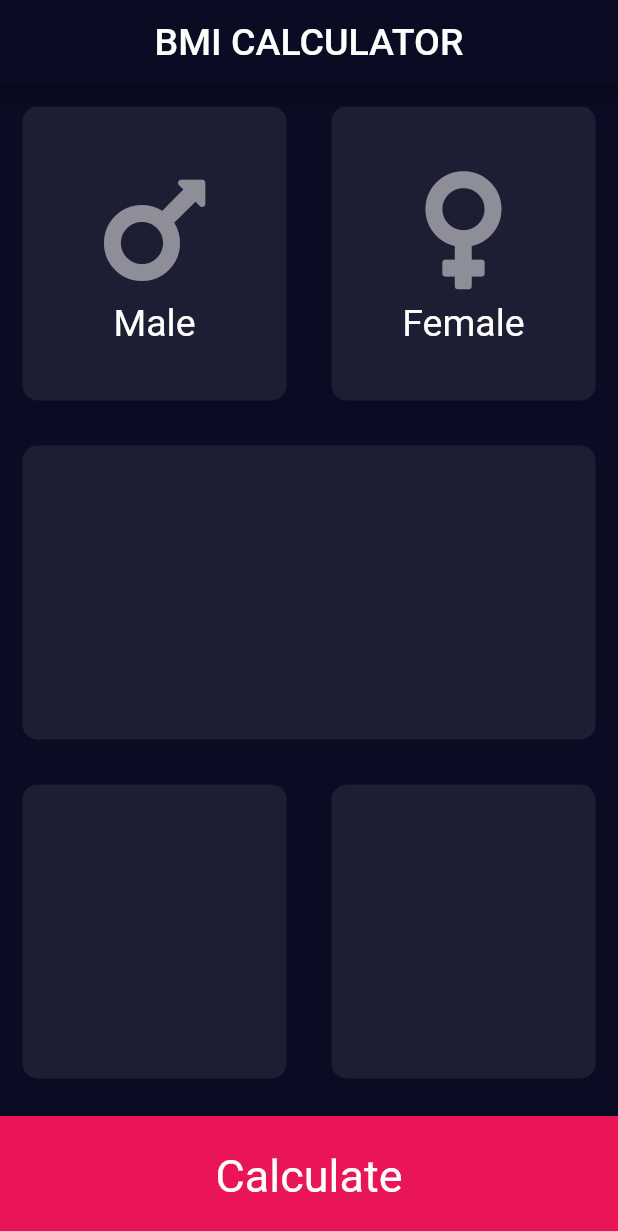
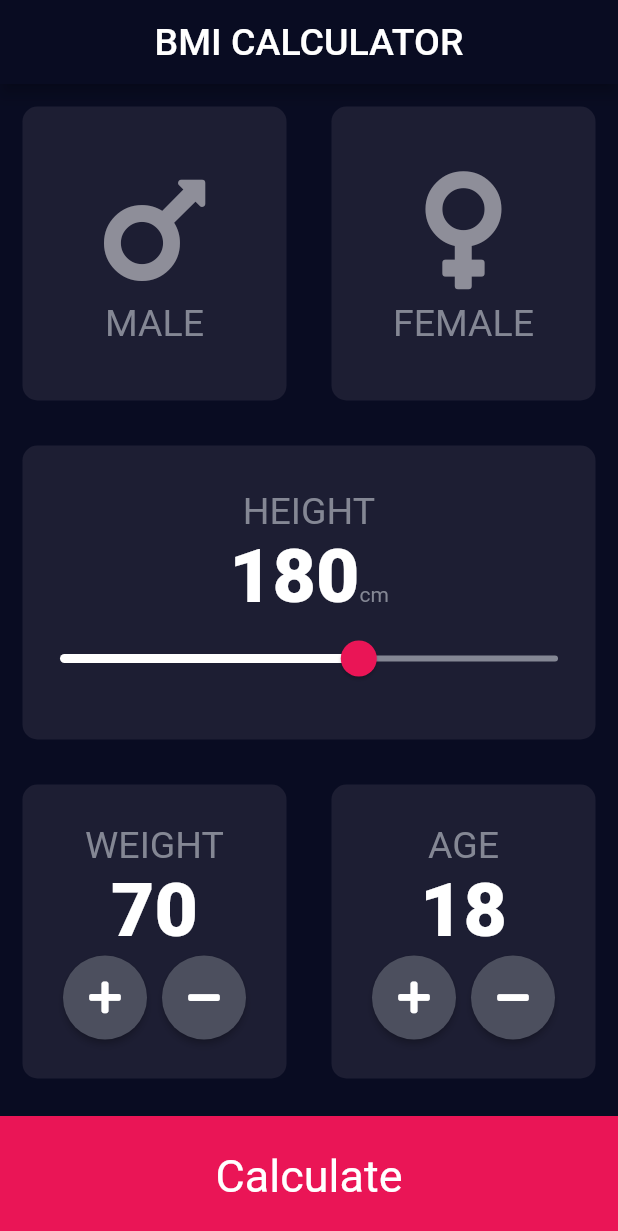
Before and after one commit to RishabhVerma098/bmi_calculator, a Flutter app: the screen it shows after launch, on a phone screen of 412 x 824 dp. Shown: the top 1231 px of the screen. Run offline on Flutter 3.47's test engine with Material 2 defaults, Android fonts, the phone set to English and light mode, and no system bars; our stand-ins replace font_awesome_flutter.

Commit message:
completed homepage ui

```diff
--- a/lib/cardAsserts/cardInput.dart
+++ b/lib/cardAsserts/cardInput.dart
@@ -1,4 +1,5 @@
 import 'package:flutter/material.dart';
+import 'commonContents.dart';
 
 class CardInput extends StatelessWidget {
   final Color color;
@@ -24,7 +25,7 @@ class CardInput extends StatelessWidget {
         ),
         Text(
           text,
-          style: TextStyle(fontSize: 25),
+          style: bottomText,
         ),
       ],
     );
--- /dev/null
+++ b/lib/cardAsserts/commonContents.dart
@@ -0,0 +1,12 @@
+import 'package:flutter/material.dart';
+
+const bottomText = TextStyle(fontSize: 25, color: Color(0xFF848794));
+
+const middleText = TextStyle(
+    fontSize: 50, fontWeight: FontWeight.w900);
+
+Color inActiveColor = Color(0xFF8E8E99);
+Color activeColor = Color(0xFFFFFFFF);
+Color bottomContainerColor = Color(0xFFEA1556);
+
+enum Gender { male, female }
--- a/lib/homepage.dart
+++ b/lib/homepage.dart
@@ -1,12 +1,10 @@
+import 'package:bmi_calculator/cardAsserts/commonContents.dart' as prefix0;
 import 'package:flutter/material.dart';
+import 'package:flutter/widgets.dart';
 import 'package:font_awesome_flutter/font_awesome_flutter.dart';
 import 'cardAsserts/resuableContainer.dart';
 import 'cardAsserts/cardInput.dart';
-
-Color inActiveColor = Color(0xFF8E8E99);
-Color activeColor = Color(0xFFFFFFFF);
-
-enum Gender { male, female }
+import 'cardAsserts/commonContents.dart';
 
 class HomePage extends StatefulWidget {
   @override
@@ -15,6 +13,9 @@ class HomePage extends StatefulWidget {
 
 class _HomePageState extends State<HomePage> {
   Gender selectedGender;
+  int height = 180;
+  int weight = 70;
+  int age = 18;
   @override
   Widget build(BuildContext context) {
     return Column(
@@ -32,7 +33,7 @@ class _HomePageState extends State<HomePage> {
                 },
                 cardChild: CardInput(
                     fontAwesomeIcon: FontAwesomeIcons.mars,
-                    text: 'Male',
+                    text: 'MALE',
                     color: selectedGender == Gender.male
                         ? activeColor
                         : inActiveColor),
@@ -46,7 +47,7 @@ class _HomePageState extends State<HomePage> {
                       },
                       cardChild: CardInput(
                           fontAwesomeIcon: FontAwesomeIcons.venus,
-                          text: 'Female',
+                          text: 'FEMALE',
                           color: selectedGender == Gender.female
                               ? activeColor
                               : inActiveColor))),
@@ -54,19 +55,93 @@ class _HomePageState extends State<HomePage> {
           ),
         ),
         Expanded(
-          child: ResusableContainer(),
+          child: ResusableContainer(
+            cardChild: Column(
+              mainAxisAlignment: MainAxisAlignment.center,
+              children: <Widget>[
+                Text('HEIGHT', style: bottomText),
+                Row(
+                  mainAxisAlignment: MainAxisAlignment.center,
+                  crossAxisAlignment: CrossAxisAlignment.baseline,
+                  textBaseline: TextBaseline.alphabetic,
+                  children: <Widget>[
+                    Text(
+                      height.toString(),
+                      style: middleText,
+                    ),
+                    Text(
+                      'cm',
+                      style: TextStyle(color: Color(0xFF848794)),
+                    ),
+                  ],
+                ),
+                //Slider Widget
+                SliderTheme(
+                  data: SliderTheme.of(context).copyWith(
+                      thumbColor: Color(0xFFEA1556),
+                      activeTrackColor: Colors.white,
+                      overlayShape: RoundSliderOverlayShape(overlayRadius: 25),
+                      overlayColor: Color(0x80EA1556),
+                      thumbShape:
+                          RoundSliderThumbShape(enabledThumbRadius: 12)),
+                  child: Slider(
+                    inactiveColor: Color(0xFF848794),
+                    min: 120,
+                    max: 220,
+                    value: height.toDouble(),
+                    onChanged: (double newValue) {
+                      setState(() {
+                        height = newValue.round();
+                      });
+                    },
+                  ),
+                )
+              ],
+            ),
+          ),
         ),
         Expanded(
           child: Row(
             mainAxisAlignment: MainAxisAlignment.center,
+            crossAxisAlignment: CrossAxisAlignment.stretch,
             children: <Widget>[
-              Expanded(child: ResusableContainer()),
-              Expanded(child: ResusableContainer()),
+              Expanded(
+                  child: ResusableContainer(
+                      cardChild: Params(
+                param: 'WEIGHT',
+                paramValue: weight,
+                onPressedPlus: () {
+                  setState(() {
+                    weight++;
+                  });
+                },
+                onPressedMinus: () {
+                  setState(() {
+                    weight--;
+                  });
+                },
+              ))),
+              Expanded(
+                  child: ResusableContainer(
+                      cardChild: Params(
+                param: 'AGE',
+                paramValue: age,
+                onPressedPlus: () {
+                  setState(() {
+                    age++;
+                  });
+                },
+                onPressedMinus: () {
+                  setState(() {
+                    age--;
+                  });
+                },
+              ))),
             ],
           ),
         ),
         Container(
-          color: Color(0xFFEA1556),
+          color: bottomContainerColor,
           height: 80.0,
           width: double.infinity,
           margin: EdgeInsets.only(top: 10),
@@ -81,3 +156,64 @@ class _HomePageState extends State<HomePage> {
     );
   }
 }
+
+class Params extends StatelessWidget {
+  final String param;
+  final int paramValue;
+  final Function onPressedPlus;
+  final Function onPressedMinus;
+  Params(
+      {@required this.param,
+      @required this.paramValue,
+      this.onPressedPlus,
+      this.onPressedMinus});
+
+  @override
+  Widget build(BuildContext context) {
+    return Column(
+      mainAxisAlignment: MainAxisAlignment.center,
+      children: <Widget>[
+        Text(
+          param,
+          style: bottomText,
+        ),
+        Text(
+          paramValue.toString(),
+          style: middleText,
+        ),
+        Row(
+          mainAxisAlignment: MainAxisAlignment.center,
+          children: <Widget>[
+            RoundButton(
+              icon: FontAwesomeIcons.plus,
+              onPressed: onPressedPlus,
+            ),
+            SizedBox(
+              width: 10,
+            ),
+            RoundButton(
+              icon: FontAwesomeIcons.minus,
+              onPressed: onPressedMinus,
+            ),
+          ],
+        ),
+      ],
+    );
+  }
+}
+
+class RoundButton extends StatelessWidget {
+  final IconData icon;
+  final Function onPressed;
+  RoundButton({@required this.icon, @required this.onPressed});
+  @override
+  Widget build(BuildContext context) {
+    return RawMaterialButton(
+      onPressed: onPressed,
+      child: Icon(icon),
+      constraints: BoxConstraints.tightFor(width: 56, height: 56),
+      shape: CircleBorder(),
+      fillColor: Color(0xFF4C4F5E),
+    );
+  }
+}
```
